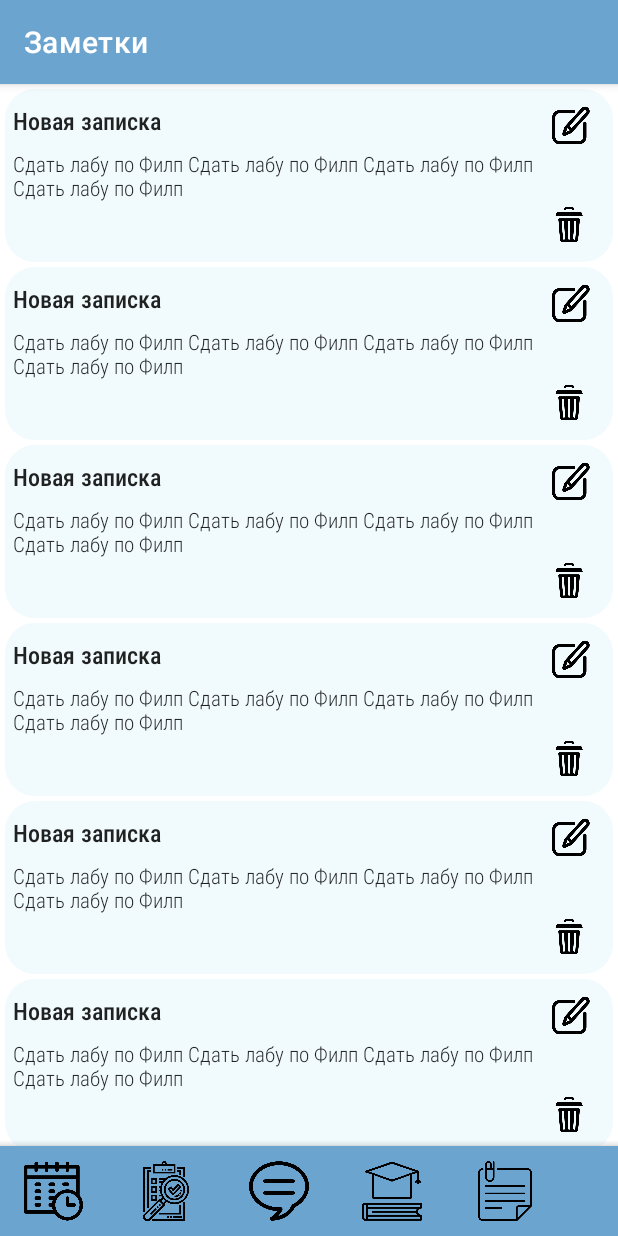
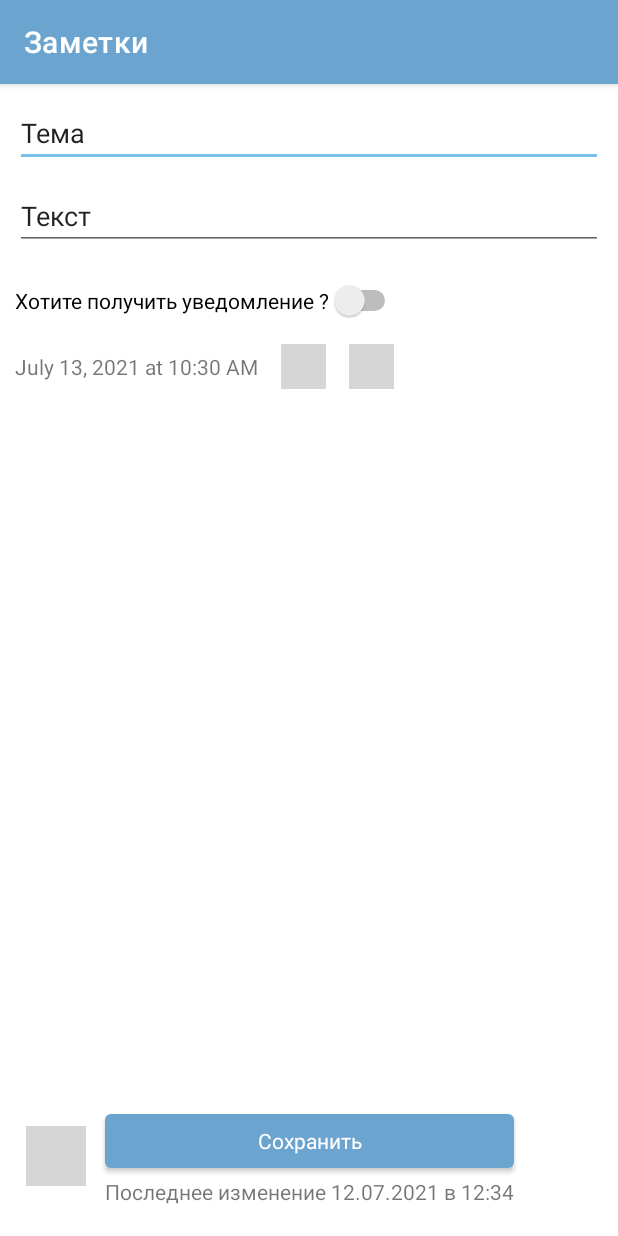
Before and after one commit to Nadezhda24/PersonalAccount, an Android app: the NoteActivity screen opened directly, with no data from a screen before it, on a phone screen of 412 x 824 dp. Run offline under Robolectric (Android 15) with nearby library versions, the phone set to English and light mode, and no system bars; grey boxes are pictures that could not be loaded.

Commit message:
Note Interface

```diff
--- a/app/build.gradle
+++ b/app/build.gradle
@@ -32,6 +32,7 @@ dependencies {
     implementation 'androidx.appcompat:appcompat:1.3.0'
     implementation 'com.google.android.material:material:1.3.0'
     implementation 'androidx.constraintlayout:constraintlayout:2.0.4'
+    implementation 'androidx.cardview:cardview:1.0.0'
     testImplementation 'junit:junit:4.+'
     androidTestImplementation 'androidx.test.ext:junit:1.1.2'
     androidTestImplementation 'androidx.test.espresso:espresso-core:3.3.0'
--- a/app/src/main/AndroidManifest.xml
+++ b/app/src/main/AndroidManifest.xml
@@ -10,6 +10,7 @@
         android:supportsRtl="true"
         android:theme="@style/Theme.PersonalAccount">
         <activity android:name=".activity.NoteActivity"></activity>
+        <activity android:name=".activity.NoteListActivity" />
         <activity android:name=".activity.EducationActivity" />
         <activity android:name=".activity.MessageSystemActivity" />
         <activity android:name=".activity.ResultsActivity" />
--- /dev/null
+++ b/app/src/main/java/com/example/personalaccount/activity/DatePickerD.java
@@ -0,0 +1,4 @@
+package com.example.personalaccount.activity;
+
+public class DatePickerD {
+}
--- a/app/src/main/java/com/example/personalaccount/activity/EducationActivity.java
+++ b/app/src/main/java/com/example/personalaccount/activity/EducationActivity.java
@@ -44,7 +44,7 @@ public class EducationActivity extends AppCompatActivity {
             }
             break;
             case R.id.bottom_menu_notes:{
-                Intent intent = new Intent(EducationActivity.this, NoteActivity.class);
+                Intent intent = new Intent(EducationActivity.this, NoteListActivity.class);
                 startActivity(intent);
             }
             break;
--- a/app/src/main/java/com/example/personalaccount/activity/MessageSystemActivity.java
+++ b/app/src/main/java/com/example/personalaccount/activity/MessageSystemActivity.java
@@ -44,7 +44,7 @@ public class MessageSystemActivity extends AppCompatActivity {
             }
             break;
             case R.id.bottom_menu_notes:{
-                Intent intent = new Intent(MessageSystemActivity.this, NoteActivity.class);
+                Intent intent = new Intent(MessageSystemActivity.this, NoteListActivity.class);
                 startActivity(intent);
             }
             break;
--- a/app/src/main/java/com/example/personalaccount/activity/NoteActivity.java
+++ b/app/src/main/java/com/example/personalaccount/activity/NoteActivity.java
@@ -1,82 +1,95 @@
 package com.example.personalaccount.activity;
 
 import androidx.appcompat.app.AppCompatActivity;
-import androidx.recyclerview.widget.LinearLayoutManager;
-import androidx.recyclerview.widget.RecyclerView;
 
-import android.content.Intent;
+import android.app.DatePickerDialog;
+import android.app.TimePickerDialog;
 import android.graphics.Color;
 import android.graphics.drawable.ColorDrawable;
 import android.os.Bundle;
+import android.text.format.DateUtils;
 import android.view.View;
+import android.widget.DatePicker;
+import android.widget.TextView;
+import android.widget.TimePicker;
 
 import com.example.personalaccount.R;
-import com.example.personalaccount.note.Note;
-import com.example.personalaccount.note.NoteAdapter;
-import com.example.personalaccount.results.Result;
 
-import java.util.ArrayList;
+import java.util.Calendar;
 
 public class NoteActivity extends AppCompatActivity {
-    ArrayList<Note> Notes = new ArrayList<Note>();
+
+    TextView currentDateTime;
+    Calendar dateAndTime=Calendar.getInstance();
+
     @Override
     protected void onCreate(Bundle savedInstanceState) {
         super.onCreate(savedInstanceState);
         setContentView(R.layout.activity_note);
         getSupportActionBar().setTitle("Заметки");
         getSupportActionBar().setBackgroundDrawable(new ColorDrawable(Color.rgb(108,164,208)));
-
-        setInitialData();
-
-        RecyclerView recyclerView = (RecyclerView) findViewById(R.id.RecyclerViewNotes);
-        recyclerView.setLayoutManager(new LinearLayoutManager(this));
-        NoteAdapter NoteAdapter = new NoteAdapter(this, Notes);
-
-        recyclerView.setAdapter(NoteAdapter);
-
-
+        currentDateTime = (TextView)findViewById(R.id.Data);
+        setInitialDateTime();
     }
 
-    private void setInitialData(){
-        Notes.add(new Note("Новая записка", "Сдать лабу по Филп Сдать лабу по Филп Сдать лабу по Филп Сдать лабу по Филп"));
-        Notes.add(new Note("Новая записка", "Сдать лабу по Филп Сдать лабу по Филп Сдать лабу по Филп Сдать лабу по Филп"));
-        Notes.add(new Note("Новая записка", "Сдать лабу по Филп Сдать лабу по Филп Сдать лабу по Филп Сдать лабу по Филп"));
-        Notes.add(new Note("Новая записка", "Сдать лабу по Филп Сдать лабу по Филп Сдать лабу по Филп Сдать лабу по Филп"));
-        Notes.add(new Note("Новая записка", "Сдать лабу по Филп Сдать лабу по Филп Сдать лабу по Филп Сдать лабу по Филп"));
-        Notes.add(new Note("Новая записка", "Сдать лабу по Филп Сдать лабу по Филп Сдать лабу по Филп Сдать лабу по Филп"));
-        Notes.add(new Note("Новая записка", "Сдать лабу по Филп Сдать лабу по Филп Сдать лабу по Филп Сдать лабу по Филп"));
+    // отображаем диалоговое окно для выбора даты
+    public void setDate(View v) {
+        new DatePickerDialog(NoteActivity.this, d,
+                dateAndTime.get(Calendar.YEAR),
+                dateAndTime.get(Calendar.MONTH),
+                dateAndTime.get(Calendar.DAY_OF_MONTH))
+                .show();
+    }
 
+    // отображаем диалоговое окно для выбора времени
+    public void setTime(View v) {
+        new TimePickerDialog(NoteActivity.this, t,
+                dateAndTime.get(Calendar.HOUR_OF_DAY),
+                dateAndTime.get(Calendar.MINUTE), true)
+                .show();
+    }
+
+    // установка начальных даты и времени
+    private void setInitialDateTime() {
+        currentDateTime.setText(DateUtils.formatDateTime(this,
+                dateAndTime.getTimeInMillis(),
+                DateUtils.FORMAT_SHOW_DATE | DateUtils.FORMAT_SHOW_YEAR
+                        | DateUtils.FORMAT_SHOW_TIME));
     }
 
 
+    // установка обработчика выбора времени
+    TimePickerDialog.OnTimeSetListener t=new TimePickerDialog.OnTimeSetListener() {
+        public void onTimeSet(TimePicker view, int hourOfDay, int minute) {
+            dateAndTime.set(Calendar.HOUR_OF_DAY, hourOfDay);
+            dateAndTime.set(Calendar.MINUTE, minute);
+            setInitialDateTime();
+        }
+    };
 
-    public void BottomMenuOnClick(View view) {
+    // установка обработчика выбора даты
+    DatePickerDialog.OnDateSetListener d=new DatePickerDialog.OnDateSetListener() {
+        public void onDateSet(DatePicker view, int year, int monthOfYear, int dayOfMonth) {
+            dateAndTime.set(Calendar.YEAR, year);
+            dateAndTime.set(Calendar.MONTH, monthOfYear);
+            dateAndTime.set(Calendar.DAY_OF_MONTH, dayOfMonth);
+            setInitialDateTime();
+        }
+    };
+
+
+
+    public void OnClick(View view) {
         switch (view.getId()) {
-            case R.id.bottom_menu_schedule: {
-                Intent intent = new Intent(NoteActivity.this, ScheduleActivity.class);
-                startActivity(intent);
+            case R.id.Calendar: {
+                setDate(view);
             }
             break;
-            case R.id.bottom_menu_mark:{
-                Intent intent = new Intent(NoteActivity.this, ResultsActivity.class);
-                startActivity(intent);
-            }
-            break;
-            case R.id.bottom_menu_message:{
-                Intent intent = new Intent(NoteActivity.this, MessageSystemActivity.class);
-                startActivity(intent);
-            }
-            break;
-            case R.id.bottom_menu_education:{
-                Intent intent = new Intent(NoteActivity.this, EducationActivity.class);
-                startActivity(intent);
-            }
-            break;
-            case R.id.bottom_menu_notes:{
-                Intent intent = new Intent(NoteActivity.this, NoteActivity.class);
-                startActivity(intent);
+            case R.id.Time: {
+                setTime(view);
             }
             break;
         }
+
     }
 }
--- a/app/src/main/java/com/example/personalaccount/activity/ResultsActivity.java
+++ b/app/src/main/java/com/example/personalaccount/activity/ResultsActivity.java
@@ -72,7 +72,7 @@ public class ResultsActivity extends AppCompatActivity {
             }
             break;
             case R.id.bottom_menu_notes:{
-                Intent intent = new Intent(ResultsActivity.this, NoteActivity.class);
+                Intent intent = new Intent(ResultsActivity.this, NoteListActivity.class);
                 startActivity(intent);
             }
             break;
--- a/app/src/main/res/layout/activity_note.xml
+++ b/app/src/main/res/layout/activity_note.xml
@@ -1,100 +1,117 @@
 <?xml version="1.0" encoding="utf-8"?>
-<androidx.coordinatorlayout.widget.CoordinatorLayout xmlns:android="http://schemas.android.com/apk/res/android"
+<androidx.constraintlayout.widget.ConstraintLayout xmlns:android="http://schemas.android.com/apk/res/android"
     xmlns:app="http://schemas.android.com/apk/res-auto"
     xmlns:tools="http://schemas.android.com/tools"
-
-
-    android:layout_width="match_parent"
-    android:layout_height="match_parent">
-
-    <androidx.core.widget.NestedScrollView
-        android:layout_width="match_parent"
-        android:layout_height="wrap_content"
-
-
-        app:layout_behavior="com.google.android.material.appbar.AppBarLayout$ScrollingViewBehavior">
-
-        <androidx.constraintlayout.widget.ConstraintLayout
     android:layout_width="match_parent"
     android:layout_height="match_parent"
-            tools:context=".activity.ScheduleActivity">
+    android:onClick="OnClick"
+    tools:context=".activity.NoteActivity">
 
-            <androidx.recyclerview.widget.RecyclerView
-                android:id="@+id/RecyclerViewNotes"
-                android:layout_width="match_parent"
-                android:layout_height="match_parent"
+    <EditText
+        android:id="@+id/Title"
+        android:layout_width="0dp"
+        android:layout_height="wrap_content"
+        android:layout_marginStart="10dp"
+        android:layout_marginTop="10dp"
+        android:layout_marginEnd="10dp"
+        android:ems="10"
+        android:gravity="start|top"
+        android:inputType="textMultiLine"
+        android:text="Тема"
+        app:layout_constraintEnd_toEndOf="parent"
         app:layout_constraintStart_toStartOf="parent"
         app:layout_constraintTop_toTopOf="parent" />
 
-        </androidx.constraintlayout.widget.ConstraintLayout>
+    <EditText
+        android:id="@+id/Text"
+        android:layout_width="0dp"
+        android:layout_height="wrap_content"
+        android:layout_marginStart="10dp"
+        android:layout_marginTop="10dp"
+        android:layout_marginEnd="10dp"
+        android:ems="10"
+        android:gravity="start|top"
+        android:inputType="textMultiLine"
+        android:text="Текст"
+        app:layout_constraintEnd_toEndOf="parent"
+        app:layout_constraintStart_toStartOf="parent"
+        app:layout_constraintTop_toBottomOf="@+id/Title" />
 
-    </androidx.core.widget.NestedScrollView>
-
-    <com.google.android.material.bottomappbar.BottomAppBar
-        android:id="@+id/bottomAppBar"
-        style="@style/Widget.MaterialComponents.BottomAppBar.Colored"
-        android:layout_width="match_parent"
+    <TextView
+        android:id="@+id/Change"
+        android:layout_width="wrap_content"
         android:layout_height="wrap_content"
-        android:layout_gravity="bottom"
-        app:backgroundTint="#6CA4D0">
-
-        <TableRow
-            android:layout_width="match_parent"
-            android:layout_height="match_parent" >
+        android:layout_marginBottom="20dp"
+        android:text="Последнее изменение 12.07.2021 в 12:34"
+        app:layout_constraintBottom_toBottomOf="parent"
+        app:layout_constraintEnd_toEndOf="parent"
+        app:layout_constraintStart_toStartOf="parent" />
 
     <ImageView
-                android:id="@+id/bottom_menu_schedule"
-                android:layout_width="39dp"
+        android:id="@+id/AddInSchedule"
+        android:layout_width="40dp"
         android:layout_height="40dp"
-                android:layout_marginTop="10dp"
-                android:layout_marginEnd="20dp"
-                android:layout_marginBottom="10dp"
-                android:onClick="BottomMenuOnClick"
-                app:srcCompat="@drawable/bottom_menu_schedule" />
+        android:layout_marginStart="20dp"
+        android:layout_marginEnd="15dp"
+        app:layout_constraintBottom_toBottomOf="@+id/Change"
+        app:layout_constraintEnd_toStartOf="@+id/Save"
+        app:layout_constraintStart_toStartOf="parent"
+        app:layout_constraintTop_toTopOf="@+id/Save"
+        app:srcCompat="@drawable/add_in_schedule" />
+
+    <Switch
+        android:id="@+id/Choise"
+        android:layout_width="0dp"
+        android:layout_height="wrap_content"
+        android:layout_marginStart="10dp"
+        android:layout_marginTop="20dp"
+        android:checked="false"
+        android:text="Хотите получить уведомление ?"
+        app:layout_constraintStart_toStartOf="parent"
+        app:layout_constraintTop_toBottomOf="@+id/Text" />
+
+
+    <Button
+        android:id="@+id/Save"
+        android:layout_width="0dp"
+        android:layout_height="wrap_content"
+        android:text="Сохранить"
+        android:textAppearance="@style/TextAppearance.AppCompat.Body1"
+        app:backgroundTint="#6CA4D0"
+        app:layout_constraintBottom_toTopOf="@+id/Change"
+        app:layout_constraintEnd_toEndOf="@+id/Change"
+        app:layout_constraintHorizontal_bias="0.0"
+        app:layout_constraintStart_toStartOf="@+id/Change" />
+
+    <TextView
+        android:id="@+id/Data"
+        android:layout_width="wrap_content"
+        android:layout_height="wrap_content"
+        android:text="Дата и время"
+        app:layout_constraintBottom_toBottomOf="@+id/Calendar"
+        app:layout_constraintStart_toStartOf="@+id/Choise"
+        app:layout_constraintTop_toTopOf="@+id/Calendar" />
 
     <ImageView
-                android:id="@+id/bottom_menu_mark"
-                android:layout_width="40dp"
-                android:layout_height="40dp"
+        android:id="@+id/Calendar"
+        android:layout_width="30dp"
+        android:layout_height="30dp"
         android:layout_marginStart="15dp"
-                android:layout_marginTop="10dp"
-                android:layout_marginEnd="20dp"
-                android:onClick="BottomMenuOnClick"
-                app:srcCompat="@drawable/bottom_menu_mark" />
+        android:layout_marginTop="15dp"
+        android:onClick="OnClick"
+        app:layout_constraintStart_toEndOf="@+id/Data"
+        app:layout_constraintTop_toBottomOf="@+id/Choise"
+        app:srcCompat="@drawable/calendar" />
 
     <ImageView
-                android:id="@+id/bottom_menu_message"
-                android:layout_width="40dp"
-                android:layout_height="40dp"
+        android:id="@+id/Time"
+        android:layout_width="30dp"
+        android:layout_height="30dp"
         android:layout_marginStart="15dp"
-                android:layout_marginTop="10dp"
-                android:layout_marginEnd="20dp"
-                android:onClick="BottomMenuOnClick"
-                app:srcCompat="@drawable/bottom_menu_message" />
+        android:onClick="OnClick"
+        app:layout_constraintBottom_toBottomOf="@+id/Calendar"
+        app:layout_constraintStart_toEndOf="@+id/Calendar"
+        app:layout_constraintTop_toTopOf="@+id/Calendar"
+        app:srcCompat="@drawable/time" />
 
-            <ImageView
-                android:id="@+id/bottom_menu_education"
-                android:layout_width="40dp"
-                android:layout_height="40dp"
-                android:layout_marginStart="15dp"
-                android:layout_marginTop="10dp"
-                android:layout_marginEnd="20dp"
-                android:onClick="BottomMenuOnClick"
-                app:srcCompat="@drawable/bottom_menu_education" />
-
-            <ImageView
-                android:id="@+id/bottom_menu_notes"
-                android:layout_width="40dp"
-                android:layout_height="40dp"
-                android:layout_marginStart="15dp"
-                android:layout_marginTop="10dp"
-                android:onClick="BottomMenuOnClick"
-                app:srcCompat="@drawable/bottom_menu_notes" />
-
-        </TableRow>
-    </com.google.android.material.bottomappbar.BottomAppBar>
-
-
-
-
-</androidx.coordinatorlayout.widget.CoordinatorLayout>
+</androidx.constraintlayout.widget.ConstraintLayout>
--- a/app/src/main/res/values-night/themes.xml
+++ b/app/src/main/res/values-night/themes.xml
@@ -15,4 +15,7 @@
         <!-- Customize your theme here. -->
     </style>
     <drawable name="logo">@drawable/logoblack</drawable>
+    <drawable name="add_in_schedule">@drawable/add_note_in_schedule_black</drawable>
+    <drawable name="calendar">@drawable/calendar_black</drawable>
+    <drawable name="time">@drawable/time_black</drawable>
 </resources>
--- a/app/src/main/res/values/themes.xml
+++ b/app/src/main/res/values/themes.xml
@@ -14,4 +14,8 @@
         <!-- Customize your theme here. -->
     </style>
     <drawable name="logo">@drawable/logolight</drawable>
+    <drawable name="add_in_schedule">@drawable/add_note_in_schedule_light</drawable>
+    <drawable name="calendar">@drawable/calendar_light</drawable>
+    <drawable name="time">@drawable/time_light</drawable>
+
 </resources>
```
Also changed, not shown: app/src/main/java/com/example/personalaccount/activity/NoteListActivity.java (added, +85 -0 lines), app/src/main/res/layout/activity_note_list.xml (added, +118 -0 lines), app/src/main/res/drawable/add_note_in_schedule_black.png (added), app/src/main/res/drawable/more.png (added). Lines whose indentation alone changed are shown as unchanged.
